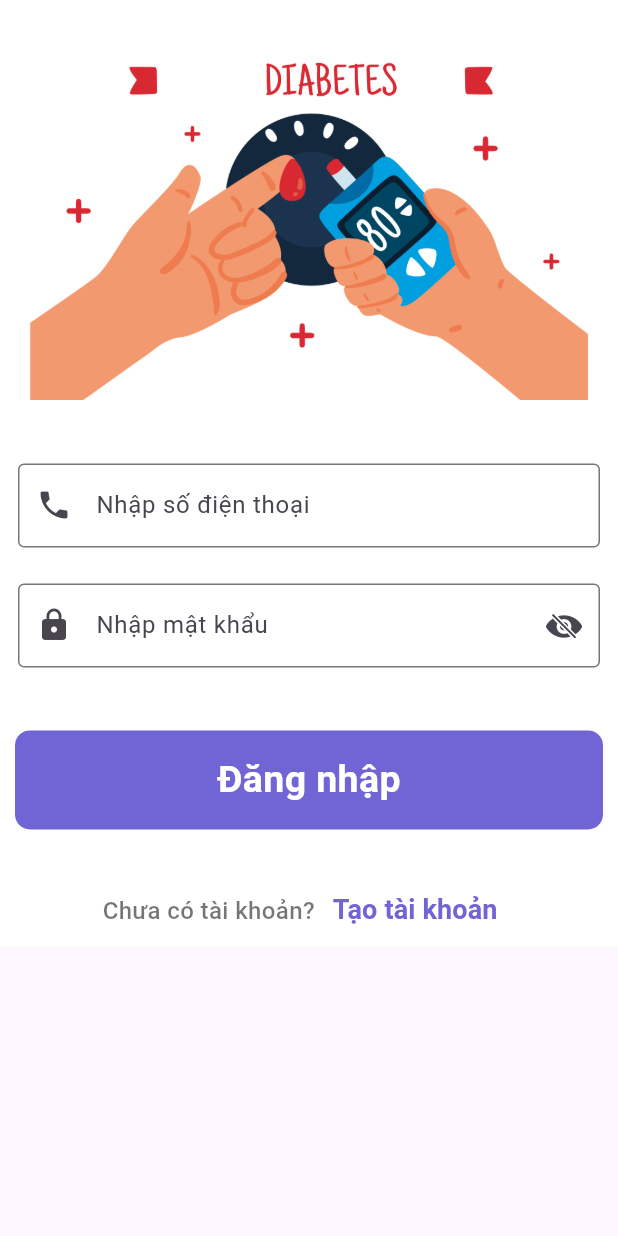
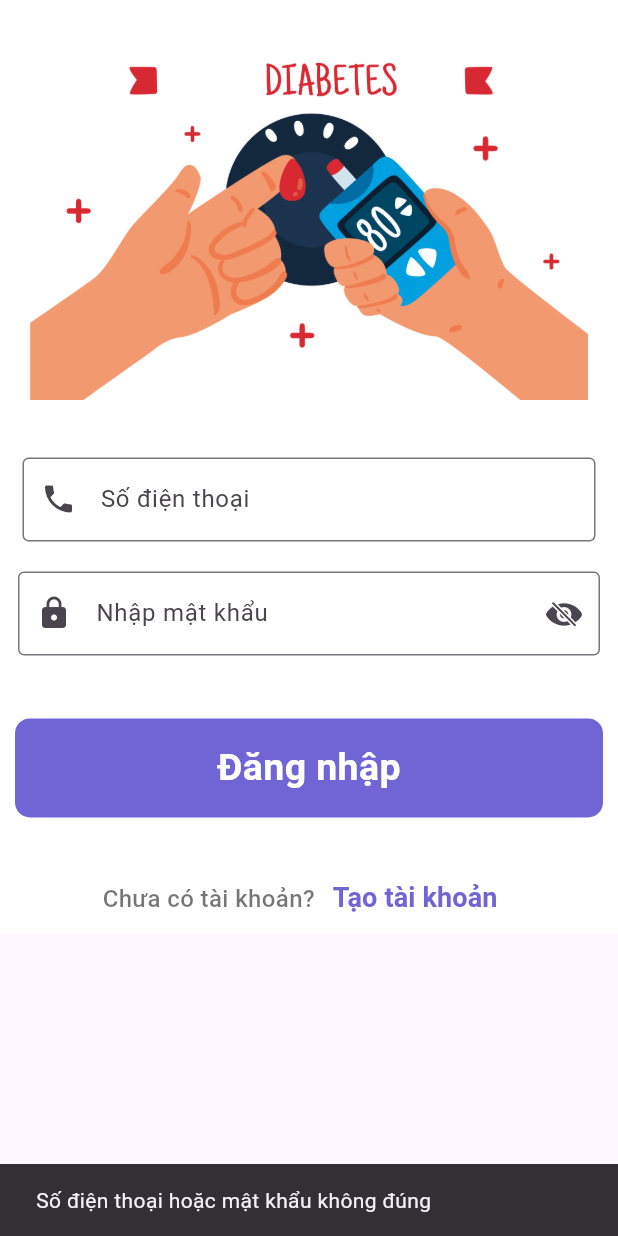
Before and after one commit to annguyen3112/diabetes_app, a Flutter app: the LoginScreen widget shown alone on an empty page, opened directly, after a tap on "Đăng nhập", on a phone screen of 412 x 824 dp. Run offline on Flutter 3.47's test engine with Material 3 defaults, Android fonts, the phone set to English and light mode, and no system bars; our stand-ins replace sqflite; accounts and stored records are empty.

Commit message:
update login_screen.dart

```diff
--- a/lib/screens/login_screen.dart
+++ b/lib/screens/login_screen.dart
@@ -1,16 +1,43 @@
+import 'package:diabetes_app/database.dart';
 import 'package:diabetes_app/screens/signup_screen.dart';
 import 'package:flutter/cupertino.dart';
 import 'package:flutter/material.dart';
+import 'package:flutter/services.dart';
+import 'home_screen.dart';
 
-class LoginScreen extends StatefulWidget{
+class LoginScreen extends StatefulWidget {
   @override
   State<LoginScreen> createState() => _LoginScreenState();
 }
 
-class _LoginScreenState extends State<LoginScreen>{
+class _LoginScreenState extends State<LoginScreen> {
+  final TextEditingController _phoneController = TextEditingController();
+  final TextEditingController _passwordController = TextEditingController();
   bool passToggle = true;
+
+  Future<void> _loginUser() async {
+    final phone = _phoneController.text;
+    final password = _passwordController.text;
+
+    final user = await DatabaseHelper.instance.getUserByPhoneAndPassword(phone, password);
+
+    if (user != null) {
+      Navigator.pushReplacement(
+        context,
+        MaterialPageRoute(builder: (context) => HomeScreen(userName: user['name'])),
+      );
+    } else {
+      ScaffoldMessenger.of(context).showSnackBar(
+        SnackBar(
+          content: Text("Số điện thoại hoặc mật khẩu không đúng"),
+          duration: Duration(seconds: 2),
+        ),
+      );
+    }
+  }
+
   @override
-  Widget build(BuildContext context){
+  Widget build(BuildContext context) {
     return Material(
       color: Colors.white,
       child: SingleChildScrollView(
@@ -24,11 +51,17 @@ class _LoginScreenState extends State<LoginScreen>{
               ),
               SizedBox(height: 10),
               Padding(
-                padding: EdgeInsets.all(12),
-                child: TextField(
+                padding: EdgeInsets.symmetric(vertical: 8, horizontal: 15),
+                child: TextFormField(
+                  controller: _phoneController,
+                  keyboardType: TextInputType.phone,
+                  inputFormatters: [
+                    FilteringTextInputFormatter.digitsOnly,
+                    LengthLimitingTextInputFormatter(10),
+                  ],
                   decoration: InputDecoration(
+                    labelText: "Số điện thoại",
                     border: OutlineInputBorder(),
-                    label: Text("Nhập số điện thoại"),
                     prefixIcon: Icon(Icons.phone),
                   ),
                 ),
@@ -36,26 +69,19 @@ class _LoginScreenState extends State<LoginScreen>{
               Padding(
                 padding: EdgeInsets.all(12),
                 child: TextField(
-                  obscureText: passToggle ? true : false,
+                  controller: _passwordController,
+                  obscureText: passToggle,
                   decoration: InputDecoration(
                     border: OutlineInputBorder(),
-                    label: Text("Nhập mật khẩu"),
+                    labelText: "Nhập mật khẩu",
                     prefixIcon: Icon(Icons.lock),
                     suffixIcon: InkWell(
-                      onTap: (){
-                        if (passToggle == true) {
-                          passToggle = false;
-                        }
-                        else {
-                          passToggle = true;
-                        }
+                      onTap: () {
                         setState(() {
-
+                          passToggle = !passToggle;
                         });
                       },
-                      child: passToggle
-                          ? Icon(CupertinoIcons.eye_slash_fill)
-                          : Icon(CupertinoIcons.eye_fill),
+                      child: Icon(passToggle ? CupertinoIcons.eye_slash_fill : CupertinoIcons.eye_fill),
                     ),
                   ),
                 ),
@@ -69,11 +95,7 @@ class _LoginScreenState extends State<LoginScreen>{
                     color: Color(0xFF7165D6),
                     borderRadius: BorderRadius.circular(10),
                     child: InkWell(
-                      onTap: (){
-                        // Navigator.push(context, MaterialPageRoute(
-                        //   builder: (context) => LoginScreen(),
-                        // ));
-                      },
+                      onTap: _loginUser,
                       child: Padding(
                         padding: EdgeInsets.symmetric(vertical: 15, horizontal: 40),
                         child: Center(
@@ -104,10 +126,9 @@ class _LoginScreenState extends State<LoginScreen>{
                     ),
                   ),
                   TextButton(
-                      onPressed: (){
-                        Navigator.push(context, MaterialPageRoute(
-                          builder: (context) => SignupScreen(),
-                        ));
+                    onPressed: () {
+                      Navigator.push(context, MaterialPageRoute(builder:
+                          (context) => SignupScreen()));
                     },
                     child: Text(
                       "Tạo tài khoản",
@@ -123,7 +144,7 @@ class _LoginScreenState extends State<LoginScreen>{
             ],
           ),
         ),
-      )
+      ),
     );
   }
 }
```
Lines whose indentation alone changed are shown as unchanged.
